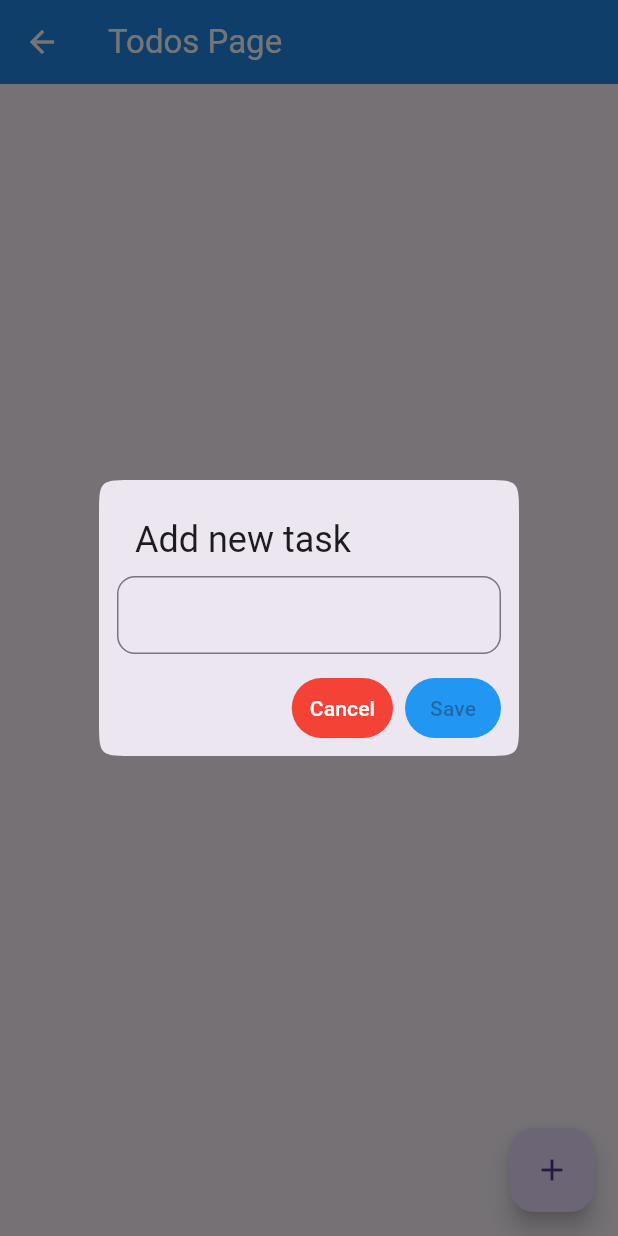
After one commit to SulabhShrestha/riverpod-task, a Flutter app: the TodosPage screen opened by its route, after a tap on the "add" icon, on a phone screen of 412 x 824 dp. The commit adds this screen. Run offline on Flutter 3.47's test engine with Material 3 defaults, Android fonts, the phone set to English and light mode, and no system bars; our stand-ins replace flutter_riverpod, freezed_annotation, go_router.

Commit message:
Displays task and basic validation added while adding new task

```diff
--- a/lib/pages/todos_page/todos_page.dart
+++ b/lib/pages/todos_page/todos_page.dart
@@ -1,54 +1,41 @@
 import 'package:flutter/material.dart';
 import 'package:flutter/widgets.dart';
+import 'package:flutter_riverpod/flutter_riverpod.dart';
+import 'package:riverpod_task/models/todo_model/todo_model.dart';
+import 'package:riverpod_task/pages/todos_page/widgets/task_input_dialog.dart';
+import 'package:riverpod_task/providers/todo_providers.dart';
 
-class TodosPage extends StatelessWidget {
+class TodosPage extends ConsumerWidget {
   const TodosPage({super.key});
 
   @override
-  Widget build(BuildContext context) {
+  Widget build(BuildContext context, WidgetRef ref) {
     return Scaffold(
       appBar: AppBar(
         title: const Text("Todos Page"),
       ),
+      body: Consumer(
+        builder: (context, ref, child) {
+          var todos = ref.watch(todosProvider);
+          return ListView.builder(
+              itemCount: todos.length,
+              itemBuilder: (_, index) {
+                var model = todos[index];
+                debugPrint("Inside: $model");
+                return Text(model.task);
+              });
+        },
+      ),
       floatingActionButton: FloatingActionButton(
         onPressed: () {
-          _showInputDialog(context);
+          showDialog(
+              context: context,
+              builder: (_) {
+                return const TaskInputDialog();
+              });
         },
         child: const Icon(Icons.add),
       ),
     );
   }
-
-  _showInputDialog(BuildContext context) {
-    showDialog(
-        context: context,
-        builder: (_) {
-          return AlertDialog(
-            title: const Text("Add new task"),
-            content: const TextField(),
-            contentPadding:
-                const EdgeInsets.symmetric(horizontal: 12, vertical: 8),
-            actionsPadding: EdgeInsets.only(right: 12, bottom: 8, top: 4),
-            actions: [
-              TextButton(
-                style: TextButton.styleFrom(
-                    backgroundColor: Colors.red, foregroundColor: Colors.white),
-                child: const Text("Cancel"),
-                onPressed: () {
-                  Navigator.pop(context);
-                },
-              ),
-              TextButton(
-                style: TextButton.styleFrom(
-                    backgroundColor: Colors.blue.shade500,
-                    foregroundColor: Colors.white),
-                child: const Text("Save"),
-                onPressed: () {
-                  Navigator.pop(context);
-                },
-              ),
-            ],
-          );
-        });
-  }
 }
--- /dev/null
+++ b/lib/pages/todos_page/widgets/task_input_dialog.dart
@@ -0,0 +1,60 @@
+import 'package:flutter/material.dart';
+import 'package:flutter_riverpod/flutter_riverpod.dart';
+import 'package:riverpod_task/models/todo_model/todo_model.dart';
+import 'package:riverpod_task/providers/todo_providers.dart';
+
+class TaskInputDialog extends ConsumerStatefulWidget {
+  const TaskInputDialog({super.key});
+
+  @override
+  ConsumerState<TaskInputDialog> createState() => _TaskInputDialogState();
+}
+
+class _TaskInputDialogState extends ConsumerState<TaskInputDialog> {
+  String task = "";
+  @override
+  Widget build(BuildContext context) {
+    return AlertDialog(
+      title: const Text("Add new task"),
+      content: TextField(
+        onChanged: (text) {
+          setState(() => task = text);
+        },
+      ),
+      contentPadding: const EdgeInsets.symmetric(horizontal: 12, vertical: 8),
+      actionsPadding: const EdgeInsets.only(right: 12, bottom: 8, top: 4),
+      actions: [
+        TextButton(
+          style: TextButton.styleFrom(
+              backgroundColor: Colors.red, foregroundColor: Colors.white),
+          child: const Text("Cancel"),
+          onPressed: () {
+            Navigator.pop(context);
+          },
+        ),
+        TextButton(
+          style: TextButton.styleFrom(
+              backgroundColor: Colors.blue.shade500,
+              foregroundColor: Colors.white),
+          onPressed: !checkForValidText()
+              ? null
+              : () {
+                  ref.read(todosProvider.notifier).addNewTodo(TodoModel(
+                      id: DateTime.now().millisecondsSinceEpoch, task: task));
+                  Navigator.pop(context);
+                },
+          child: const Text("Save"),
+        ),
+      ],
+    );
+  }
+
+  bool checkForValidText() {
+    if (task.isEmpty) {
+      return false;
+    }
+
+    // Efficiently check for non-whitespace characters using a regular expression
+    return RegExp(r'\S').hasMatch(task);
+  }
+}
--- a/lib/providers/todo_providers.dart
+++ b/lib/providers/todo_providers.dart
@@ -1,12 +1,15 @@
+import 'package:flutter/material.dart';
 import 'package:flutter_riverpod/flutter_riverpod.dart';
 import 'package:riverpod_task/models/todo_model/todo_model.dart';
 
-class TodoProvider extends StateNotifier<List<TodoModel>> {
-  TodoProvider() : super([]);
+class TodoNotifier extends StateNotifier<List<TodoModel>> {
+  TodoNotifier() : super([]);
 
   /// Adds new todos item
   void addNewTodo(TodoModel model) {
     state = [...state, model];
+
+    debugPrint("State: $state");
   }
 
   /// deleting the todos according to the id
@@ -17,3 +20,6 @@ class TodoProvider extends StateNotifier<List<TodoModel>> {
     state = filteredTodos;
   }
 }
+
+final todosProvider = StateNotifierProvider<TodoNotifier, List<TodoModel>>(
+    (ref) => TodoNotifier());
```
